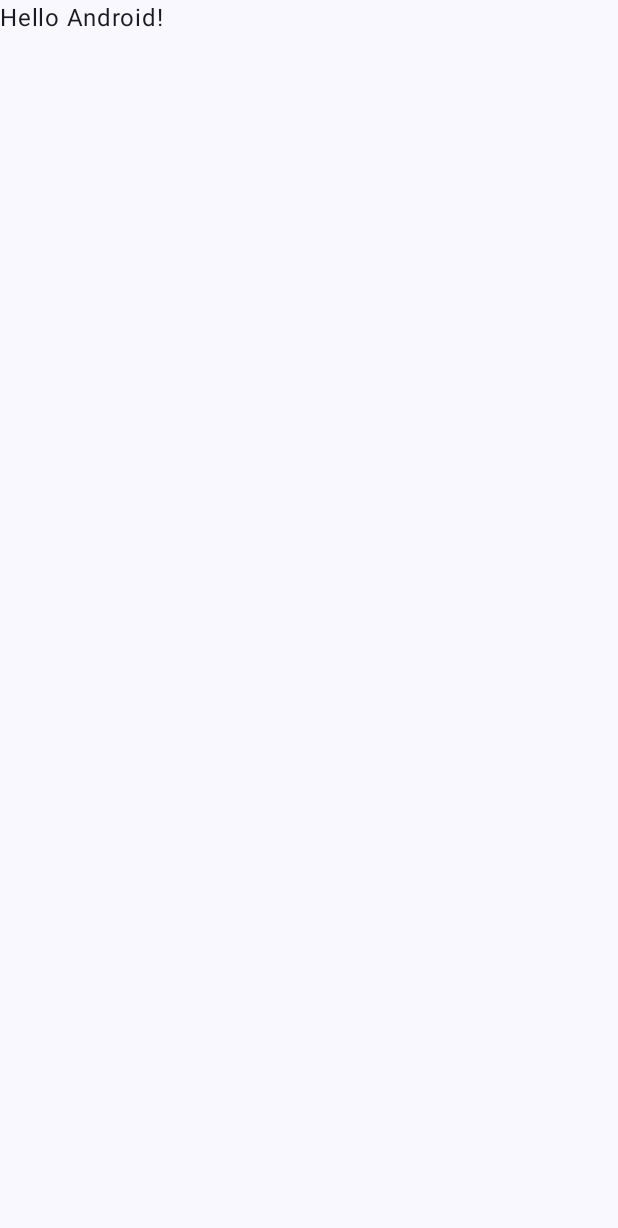
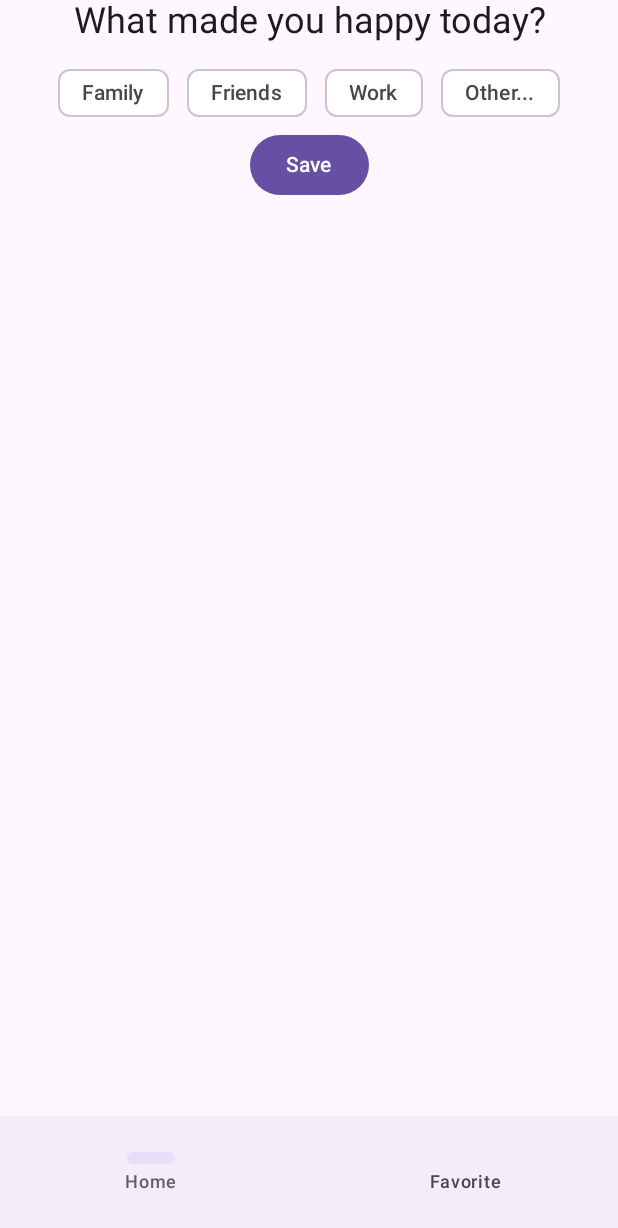
Before and after one commit to dlucci/happiness, an Android app built with Jetpack Compose: the screen it shows after launch (MainActivity), on a phone screen of 412 x 824 dp. Before the commit the part shown is almost empty. Shown: the top 1228 px of the screen. Run offline under Robolectric (Android 15) with nearby library versions, the phone set to English and light mode, and no system bars; our stand-ins replace Dagger/Hilt's generated code.

Commit message:
Completion of the interview

```diff
--- a/AaviaInterview/app/build.gradle.kts
+++ b/AaviaInterview/app/build.gradle.kts
@@ -1,6 +1,7 @@
 plugins {
     alias(libs.plugins.android.application)
     alias(libs.plugins.jetbrains.kotlin.android)
+    alias(libs.plugins.hilt.plugin)
     id("kotlin-kapt")
     id("org.jetbrains.kotlin.plugin.serialization") version "2.0.0"
 }
--- a/AaviaInterview/app/src/main/AndroidManifest.xml
+++ b/AaviaInterview/app/src/main/AndroidManifest.xml
@@ -8,6 +8,7 @@
         android:fullBackupContent="@xml/backup_rules"
         android:icon="@mipmap/ic_launcher"
         android:label="@string/app_name"
+        android:name=".AaviaInterview"
         android:roundIcon="@mipmap/ic_launcher_round"
         android:supportsRtl="true"
         android:theme="@style/Theme.AaviaInterview"
--- /dev/null
+++ b/AaviaInterview/app/src/main/java/com/dlucci/aaviainterview/AaviaInterview.kt
@@ -0,0 +1,8 @@
+package com.dlucci.aaviainterview
+
+import android.app.Application
+import dagger.hilt.android.HiltAndroidApp
+
+@HiltAndroidApp
+class AaviaInterview : Application() {
+}
--- /dev/null
+++ b/AaviaInterview/app/src/main/java/com/dlucci/aaviainterview/AaviaModule.kt
@@ -0,0 +1,19 @@
+package com.dlucci.aaviainterview
+
+import android.content.Context
+import dagger.Module
+import dagger.Provides
+import dagger.hilt.InstallIn
+import dagger.hilt.android.qualifiers.ApplicationContext
+import dagger.hilt.components.SingletonComponent
+import javax.inject.Singleton
+
+@Module
+@InstallIn(SingletonComponent::class)
+object AaviaModule {
+
+    @Provides
+    @Singleton
+    fun providesSharedPrefs(@ApplicationContext context : Context) = context.getSharedPreferences("aavia", Context.MODE_PRIVATE)
+
+}
--- /dev/null
+++ b/AaviaInterview/app/src/main/java/com/dlucci/aaviainterview/AaviaNavController.kt
@@ -0,0 +1,171 @@
+package com.dlucci.aaviainterview
+
+import android.annotation.SuppressLint
+import androidx.compose.foundation.layout.Arrangement
+import androidx.compose.foundation.layout.Column
+import androidx.compose.foundation.layout.ExperimentalLayoutApi
+import androidx.compose.foundation.layout.FlowRow
+import androidx.compose.foundation.layout.Spacer
+import androidx.compose.foundation.layout.fillMaxSize
+import androidx.compose.foundation.layout.height
+import androidx.compose.material3.AlertDialog
+import androidx.compose.material3.Button
+import androidx.compose.material3.SuggestionChip
+import androidx.compose.material3.SuggestionChipDefaults
+import androidx.compose.material3.Text
+import androidx.compose.material3.TextField
+import androidx.compose.runtime.Composable
+import androidx.compose.runtime.collectAsState
+import androidx.compose.runtime.getValue
+import androidx.compose.runtime.mutableStateOf
+import androidx.compose.runtime.remember
+import androidx.compose.runtime.saveable.rememberSaveable
+import androidx.compose.runtime.setValue
+import androidx.compose.ui.Alignment
+import androidx.compose.ui.Modifier
+import androidx.compose.ui.graphics.Color
+import androidx.compose.ui.text.style.TextAlign
+import androidx.compose.ui.tooling.preview.Preview
+import androidx.compose.ui.unit.dp
+import androidx.compose.ui.unit.sp
+import androidx.hilt.navigation.compose.hiltViewModel
+import androidx.lifecycle.compose.collectAsStateWithLifecycle
+import androidx.navigation.NavHostController
+import androidx.navigation.compose.NavHost
+import androidx.navigation.compose.composable
+import androidx.navigation.compose.rememberNavController
+import com.dlucci.aaviainterview.ui.theme.Selected
+import androidx.compose.runtime.getValue
+import androidx.compose.runtime.setValue
+
+
+
+@Composable
+fun AaviaNavController(navController: NavHostController) {
+
+    NavHost(navController = navController, startDestination = AaviaNavigationValues.home.route) {
+        composable(AaviaNavigationValues.home.route) {
+            HomeScreen(navController)
+        }
+
+        composable(AaviaNavigationValues.favorite.route) {
+            FavoriteScreen(navController)
+        }
+    }
+
+}
+
+@SuppressLint("StateFlowValueCalledInComposition")
+@OptIn(ExperimentalLayoutApi::class)
+@Composable
+fun HomeScreen(navController: NavHostController, viewModel: HomeViewModel = hiltViewModel()) {
+
+    Column(
+        horizontalAlignment = Alignment.CenterHorizontally,
+        modifier = Modifier.fillMaxSize()
+    ) {
+        Text(
+            text = "What made you happy today?",
+            textAlign = TextAlign.Center,
+            fontSize = 24.sp
+        )
+        Spacer(modifier = Modifier.height(10.dp))
+
+        val buttonList = remember {
+            mutableListOf("Family", "Friends", "Work", "Other...")
+        }
+        var showDialog by rememberSaveable {
+            mutableStateOf(false)
+        }
+
+        var activeElements by remember { viewModel.activeElement }
+        val selectedColor = Selected
+
+        FlowRow(
+            horizontalArrangement = Arrangement.spacedBy(12.dp)
+        ) {
+            buttonList.forEach {
+                SuggestionChip(onClick = {
+                    if (it == "Other...") {
+                        showDialog = true
+                    } else {
+                        if (activeElements.contains(it)) {
+                            activeElements = activeElements - it
+                        } else {
+                            activeElements = activeElements + it
+                        }
+                    }
+                }, label = { Text(text = it) },
+                    colors = SuggestionChipDefaults.suggestionChipColors(containerColor = if (activeElements.contains(it)) selectedColor else Color.White)
+                )
+            }
+        }
+
+        if (showDialog) {
+            InputAlertDialog(onDismissRequest = {
+                showDialog = false
+            },
+                onConfirmAction = { newField ->
+                    buttonList.add(buttonList.size-1, newField)
+                    viewModel.activeActiveElements(activeElements)
+                    showDialog = false
+                })
+        }
+
+
+        Button(onClick = { viewModel.activeActiveElements(activeElements) }) {
+            Text(text = "Save")
+        }
+    }
+
+}
+
+@Composable
+fun InputAlertDialog(onDismissRequest: () -> Unit, onConfirmAction: (String) -> Unit) {
+
+    var newField by remember {
+        mutableStateOf("")
+    }
+
+    AlertDialog(
+        onDismissRequest = { onDismissRequest() },
+        dismissButton = {
+            Button(onClick = { onDismissRequest() }) {
+                Text("Cancel")
+            }
+        },
+        confirmButton = {
+            Button(onClick = { onConfirmAction(newField) }) {
+                Text("Add")
+            }
+        },
+        title = { Text("Add \"other\" option") },
+        text = {
+            TextField(
+                value = newField,
+                onValueChange = { newField = it },
+                label = { Text("Enter new field") })
+        })
+}
+
+@Composable
+fun FavoriteScreen(navController: NavHostController) {
+    Column(
+        modifier = Modifier.fillMaxSize(),
+        verticalArrangement = Arrangement.Center,
+        horizontalAlignment = Alignment.CenterHorizontally
+    ) {
+        Text(
+            text = "Another Tab",
+            textAlign = TextAlign.Center,
+            fontSize = 24.sp
+        )
+    }
+}
+
+@Composable
+@Preview(showBackground = true)
+fun FavoriteScreenPreview() {
+    val navController = rememberNavController()
+    FavoriteScreen(navController = navController)
+}
--- /dev/null
+++ b/AaviaInterview/app/src/main/java/com/dlucci/aaviainterview/AaviaNavigationValues.kt
@@ -0,0 +1,8 @@
+package com.dlucci.aaviainterview
+
+sealed class AaviaNavigationValues(val route: String, val label : String) {
+
+    object home : AaviaNavigationValues("home", "Home")
+    object favorite : AaviaNavigationValues("favorite", "Favorite")
+
+}
--- /dev/null
+++ b/AaviaInterview/app/src/main/java/com/dlucci/aaviainterview/HomeViewModel.kt
@@ -0,0 +1,48 @@
+package com.dlucci.aaviainterview
+
+import android.content.SharedPreferences
+import androidx.compose.runtime.MutableState
+import androidx.compose.runtime.mutableStateOf
+import androidx.lifecycle.ViewModel
+import dagger.hilt.android.lifecycle.HiltViewModel
+import kotlinx.coroutines.flow.MutableStateFlow
+import kotlinx.coroutines.flow.StateFlow
+import kotlinx.coroutines.flow.asStateFlow
+import javax.inject.Inject
+
+
+@HiltViewModel
+class HomeViewModel @Inject constructor(
+    private val sharedPreferences: SharedPreferences
+) : ViewModel() {
+
+    private val _buttonList by lazy {
+        MutableStateFlow(listOf("Family", "Friends", "Work", "Other..."))
+    }
+
+
+    init {
+
+    }
+
+    private val _activeElements by lazy {
+        mutableStateOf<Set<String>>(emptySet())
+    }
+
+    init {
+        if(!sharedPreferences.contains("aavia")) {
+            _activeElements.value = emptySet()
+        } else {
+            _activeElements.value = sharedPreferences.getStringSet("aavia", emptySet())!!
+        }
+    }
+
+    val activeElement : MutableState<Set<String>>
+        get() = _activeElements
+
+
+    fun activeActiveElements(newElements : Set<String>) {
+        _activeElements.value = newElements
+        sharedPreferences.edit().putStringSet("aavia", newElements).apply()
+    }
+}
--- a/AaviaInterview/app/src/main/java/com/dlucci/aaviainterview/MainActivity.kt
+++ b/AaviaInterview/app/src/main/java/com/dlucci/aaviainterview/MainActivity.kt
@@ -1,47 +1,53 @@
 package com.dlucci.aaviainterview
 
+import android.annotation.SuppressLint
 import android.os.Bundle
 import androidx.activity.ComponentActivity
 import androidx.activity.compose.setContent
 import androidx.activity.enableEdgeToEdge
 import androidx.compose.foundation.layout.fillMaxSize
 import androidx.compose.foundation.layout.padding
+import androidx.compose.material3.NavigationBar
+import androidx.compose.material3.NavigationBarItem
 import androidx.compose.material3.Scaffold
 import androidx.compose.material3.Text
 import androidx.compose.runtime.Composable
+import androidx.compose.runtime.getValue
 import androidx.compose.ui.Modifier
 import androidx.compose.ui.tooling.preview.Preview
+import androidx.navigation.NavController
+import androidx.navigation.compose.currentBackStackEntryAsState
+import androidx.navigation.compose.rememberNavController
 import com.dlucci.aaviainterview.ui.theme.AaviaInterviewTheme
+import dagger.hilt.android.AndroidEntryPoint
 
+@AndroidEntryPoint
 class MainActivity : ComponentActivity() {
+    @SuppressLint("UnusedMaterial3ScaffoldPaddingParameter")
     override fun onCreate(savedInstanceState: Bundle?) {
         super.onCreate(savedInstanceState)
-        enableEdgeToEdge()
         setContent {
-            AaviaInterviewTheme {
-                Scaffold(modifier = Modifier.fillMaxSize()) { innerPadding ->
-                    Greeting(
-                        name = "Android",
-                        modifier = Modifier.padding(innerPadding)
-                    )
-                }
+            val navController = rememberNavController()
+            Scaffold(bottomBar = { BottomNavBar(navController) }) {
+                AaviaNavController(navController = navController)
             }
         }
     }
 }
 
 @Composable
-fun Greeting(name: String, modifier: Modifier = Modifier) {
-    Text(
-        text = "Hello $name!",
-        modifier = modifier
-    )
+fun BottomNavBar(navController: NavController) {
+    val items = listOf(AaviaNavigationValues.home, AaviaNavigationValues.favorite)
+    val navBackStackEntry by navController.currentBackStackEntryAsState()
+    val currentEntry = navBackStackEntry?.destination?.route
+    NavigationBar {
+        items.forEach {
+            NavigationBarItem(
+                selected = currentEntry == it.route,
+                onClick = { navController.navigate(it.route) },
+                icon = { },
+                label = { Text(it.label)})
+        }
+    }
+
 }
-
-@Preview(showBackground = true)
-@Composable
-fun GreetingPreview() {
-    AaviaInterviewTheme {
-        Greeting("Android")
-    }
-}
--- a/AaviaInterview/app/src/main/java/com/dlucci/aaviainterview/ui/theme/Color.kt
+++ b/AaviaInterview/app/src/main/java/com/dlucci/aaviainterview/ui/theme/Color.kt
@@ -9,3 +9,5 @@ val Pink80 = Color(0xFFEFB8C8)
 val Purple40 = Color(0xFF6650a4)
 val PurpleGrey40 = Color(0xFF625b71)
 val Pink40 = Color(0xFF7D5260)
+
+val Selected = Color(0xFFEDE3BC)
```
